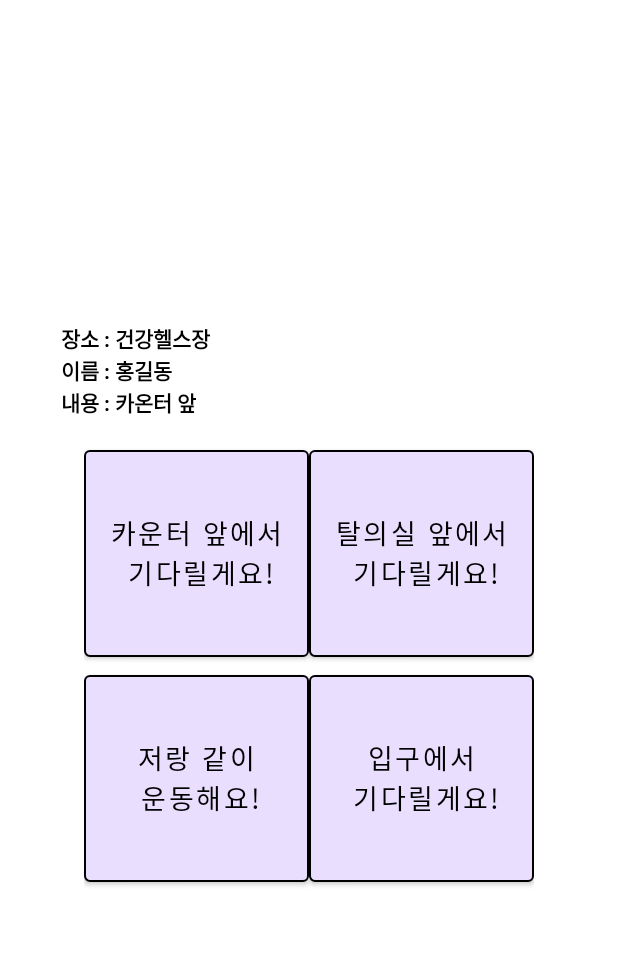
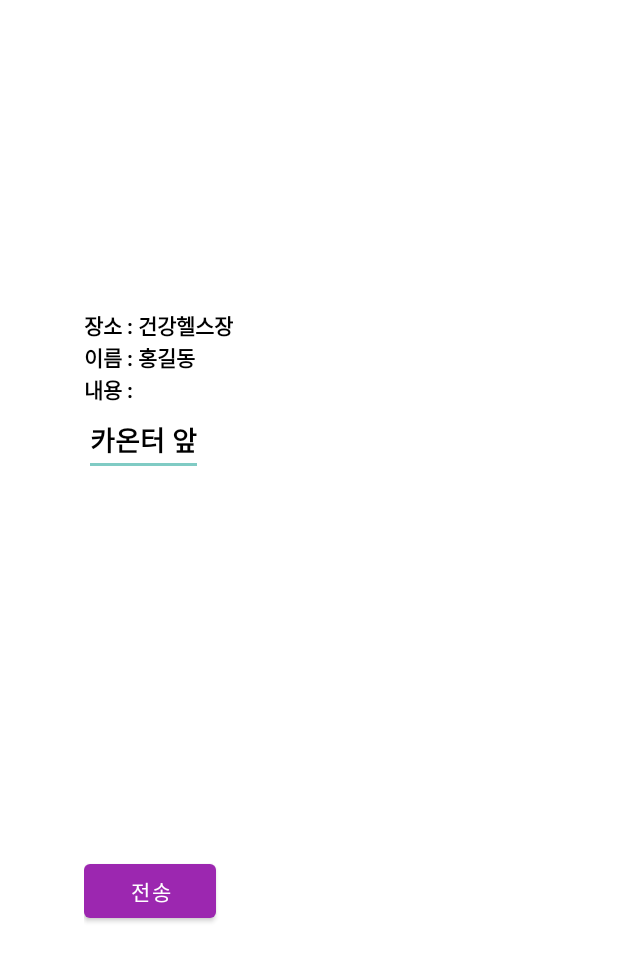
Before and after one commit to choijw9691/adminchat, an Android app: the layout fragment_send_message_dialog.xml on its own in the app's theme, with its tools: preview values and no code run, on a phone screen of 412 x 824 dp. Shown: the top 961 px of the screen. Run offline under Robolectric (Android 15) with nearby library versions, the light colour scheme and no system bars.

Commit message:
ㄹㅊㅍ

```diff
--- a/app/src/main/java/com/project/adminchat/common/Constants.kt
+++ b/app/src/main/java/com/project/adminchat/common/Constants.kt
@@ -3,5 +3,4 @@ package com.project.adminchat.common
 object Constants {
     val SEND_MESSAGE = 0
     val RECEIVE_MESSAGE = 1
-    val REPLY_MESSAGE = 2
 }
--- a/app/src/main/java/com/project/adminchat/ui/dashboard/DashboardFragment.kt
+++ b/app/src/main/java/com/project/adminchat/ui/dashboard/DashboardFragment.kt
@@ -35,7 +35,6 @@ class DashboardFragment : Fragment() {
     var gymAdapter = DashboardAdapter{
         MainActivity.myProfile?.let { it1 ->
             Log.d("JIWOUNG","fnklewm4lm "+it.token+"||"+it1.token)
-
             SendMessageDialog("",SEND_MESSAGE.toString(),binding.gymNameTv.text.toString(),
                 it1.nickname,"",it.token,it1.token).show(parentFragmentManager,"")
         }
--- a/app/src/main/res/layout/fragment_send_message_dialog.xml
+++ b/app/src/main/res/layout/fragment_send_message_dialog.xml
@@ -13,7 +13,7 @@
         android:id="@+id/data_container"
         android:orientation="vertical">
         <LinearLayout
-            android:layout_width="match_parent"
+            android:layout_width="300dp"
             android:layout_height="wrap_content"
             android:orientation="horizontal"
             >
@@ -67,77 +67,26 @@
                 android:textColor="@color/black"
                 android:textStyle="bold"
                 ></TextView>
-            <TextView
+        </LinearLayout>
+        <FrameLayout
+            android:layout_width="match_parent"
+            android:layout_height="300dp">
+            <EditText
                 android:layout_width="wrap_content"
                 android:layout_height="wrap_content"
                 android:text="카온터 앞"
                 android:textColor="@color/black"
                 android:textStyle="bold"
                 android:id="@+id/content_tv"
-                ></TextView>
-        </LinearLayout>
+                ></EditText>
+        </FrameLayout>
+<Button
+    android:layout_width="wrap_content"
+    android:layout_height="wrap_content"
+    android:text="전송"
+    android:id="@+id/btn_send"
+    ></Button>
     </LinearLayout>
 
-    <GridLayout
-        android:id="@+id/gridLayout"
-        android:layout_width="wrap_content"
-        android:layout_height="wrap_content"
-        android:layout_gravity="center"
-        android:columnCount="2"
-        android:padding="15dp"
-        android:rowCount="2">
-
-        <com.google.android.material.button.MaterialButton
-            android:id="@+id/textview1"
-            android:layout_width="150dp"
-            android:layout_height="150dp"
-            android:layout_gravity="center"
-            android:backgroundTint="@color/colorPrimary"
-            android:gravity="center"
-            android:padding="15dp"
-            android:text="카운터 앞에서\n 기다릴게요!"
-            android:textColor="@color/black"
-            android:textSize="18dp"
-            app:strokeWidth="1dp"></com.google.android.material.button.MaterialButton>
-
-        <com.google.android.material.button.MaterialButton
-            android:id="@+id/textview2"
-            android:layout_width="150dp"
-            android:layout_height="150dp"
-            android:layout_gravity="center"
-            android:backgroundTint="@color/colorPrimary"
-            android:gravity="center"
-            android:padding="15dp"
-            android:text="탈의실 앞에서\n 기다릴게요!"
-            android:textColor="@color/black"
-            android:textSize="18dp"
-            app:strokeWidth="1dp"></com.google.android.material.button.MaterialButton>
-
-        <com.google.android.material.button.MaterialButton
-            android:id="@+id/textview3"
-            android:layout_width="150dp"
-            android:layout_height="150dp"
-            android:layout_gravity="center"
-            android:backgroundTint="@color/colorPrimary"
-            android:gravity="center"
-            android:padding="15dp"
-            android:text="저랑 같이\n 운동해요!"
-            android:textColor="@color/black"
-            android:textSize="18dp"
-            app:strokeWidth="1dp"></com.google.android.material.button.MaterialButton>
-
-        <com.google.android.material.button.MaterialButton
-            android:id="@+id/textview4"
-            android:layout_width="150dp"
-            android:layout_height="150dp"
-            android:layout_gravity="center"
-            android:backgroundTint="@color/colorPrimary"
-            android:gravity="center"
-            android:padding="15dp"
-            android:text="입구에서\n 기다릴게요!"
-            android:textColor="@color/black"
-            android:textSize="18dp"
-            app:strokeWidth="1dp"></com.google.android.material.button.MaterialButton>
-    </GridLayout>
 
 </LinearLayout>
```
Also changed, not shown: app/src/main/java/com/project/adminchat/ui/util/SendMessageDialog.kt (+20 -34 lines).
